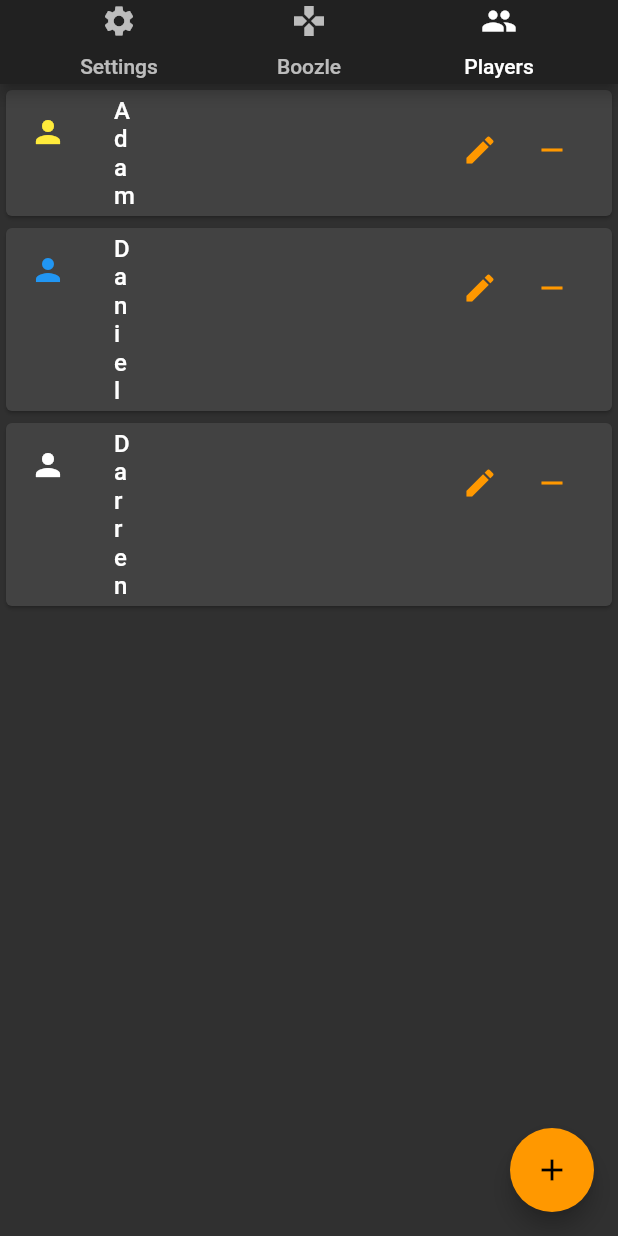
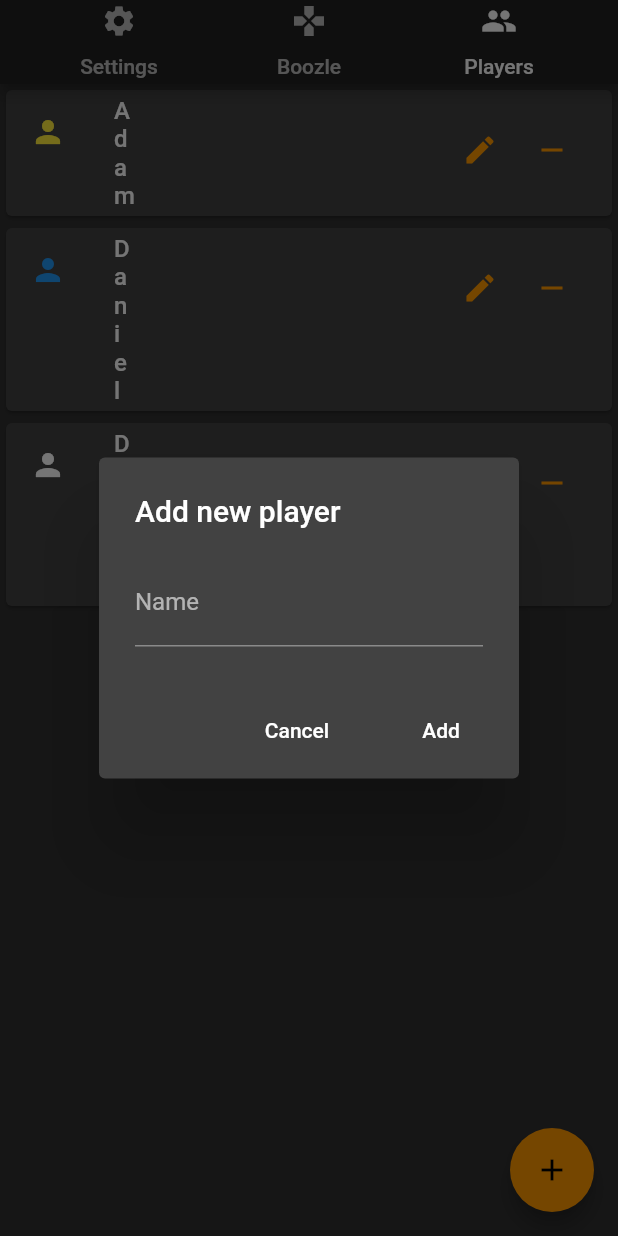
Before and after one commit to darrenswhite/Boozle, a Flutter app: the screen it shows after launch, tab 3 chosen, after a tap on the "add" icon, on a phone screen of 412 x 824 dp. Run offline on Flutter 3.47's test engine with Material 2 defaults, Android fonts, the phone set to English and light mode, and no system bars.

Commit message:
Add image support to Action
Action should optionally affect a Player
Action should have a separate landscape build method
Add Player button is now implemented

```diff
--- a/lib/components/game/action.dart
+++ b/lib/components/game/action.dart
@@ -1,6 +1,14 @@
+import 'package:meta/meta.dart';
+
 class Action {
   final String name;
   final String description;
+  final bool affectsPlayer;
+  final String image;
 
-  const Action({this.name, this.description});
+  const Action(
+      {@required this.name,
+      @required this.description,
+      this.affectsPlayer = true,
+      this.image});
 }
--- a/lib/components/game/action_card.dart
+++ b/lib/components/game/action_card.dart
@@ -19,8 +19,28 @@ class ActionCard extends StatelessWidget {
 
   @override
   Widget build(BuildContext context) {
-    Color playerColor = player != null ? player.color : null;
+    return MediaQuery.of(context).orientation == Orientation.landscape
+        ? buildLandscape(context)
+        : buildPortrait(context);
+  }
+
+  Widget buildLandscape(BuildContext context) {
+    return new Text('TODO');
+  }
+
+  buildPortrait(BuildContext context) {
+    Color playerColor =
+        player != null && action.affectsPlayer ? player.color : null;
     List<Widget> widgets = [];
+
+    if (action.image != null) {
+      widgets.add(
+        new Image.asset(
+          action.image,
+          fit: BoxFit.cover,
+        ),
+      );
+    }
 
     widgets.add(new ListTile(
       title: new Text(action.name,
@@ -33,7 +53,7 @@ class ActionCard extends StatelessWidget {
 
     widgets.add(new Divider());
 
-    if (player != null) {
+    if (player != null && action.affectsPlayer) {
       widgets.add(new ListTile(
         title: new Text(player.name,
             style: new TextStyle(fontWeight: FontWeight.w500)),
--- a/lib/components/players/players_component.dart
+++ b/lib/components/players/players_component.dart
@@ -1,5 +1,6 @@
 import 'dart:math';
 
+import 'package:boozle/components/players/player.dart';
 import 'package:boozle/components/players/player_list.dart';
 import 'package:flutter/material.dart';
 
@@ -14,6 +15,39 @@ class PlayersComponent extends StatefulWidget {
 }
 
 class PlayersComponentState extends State<PlayersComponent> {
+  addPlayer() async {
+    TextEditingController controller = new TextEditingController();
+    String input = await showDialog<String>(
+      context: context,
+      child: new AlertDialog(
+        title: new Text('Add new player'),
+        content: new TextField(
+          decoration: new InputDecoration(labelText: 'Name'),
+          controller: controller,
+        ),
+        actions: <Widget>[
+          new FlatButton(
+            child: new Text('Cancel'),
+            onPressed: () => Navigator.pop(context),
+          ),
+          new FlatButton(
+            child: new Text('Add'),
+            onPressed: () => Navigator.pop(context, controller.text),
+          )
+        ],
+      ),
+    );
+
+    if (input != null) {
+      widget.players.insert(
+          widget.players.length,
+          new Player(
+              input,
+              new Color.fromARGB(255, widget.rnd.nextInt(256),
+                  widget.rnd.nextInt(256), widget.rnd.nextInt(256))));
+    }
+  }
+
   @override
   Widget build(BuildContext context) {
     return new Scaffold(
@@ -25,7 +59,7 @@ class PlayersComponentState extends State<PlayersComponent> {
       ),
       floatingActionButton: new FloatingActionButton(
         child: new Icon(Icons.add),
-        onPressed: () => {},
+        onPressed: addPlayer,
       ),
     );
   }
--- a/lib/config/application.dart
+++ b/lib/config/application.dart
@@ -1,5 +1,3 @@
-import 'dart:math';
-
 import 'package:boozle/components/game/action.dart';
 
 class Application {
@@ -7,12 +5,23 @@ class Application {
 
   static const List<Action> ACTION_MODELS = const [
     const Action(
-      name: 'Some action',
-      description: 'Some description',
+      name: 'Action A',
+      description: 'This is a normal action',
     ),
     const Action(
-      name: 'Another action',
-      description: 'Another description',
-    )
+      name: 'Action B',
+      description: 'This action doesn\'t affect any player',
+      affectsPlayer: false,
+    ),
+    const Action(
+      name: 'Action C',
+      description: 'This action has an image',
+      image: 'images/lake.jpg',
+    ),
+    const Action(
+      name: 'Action D',
+      description: 'This action has an animated image',
+      image: 'images/dab.webp',
+    ),
   ];
 }
--- a/pubspec.yaml
+++ b/pubspec.yaml
@@ -24,6 +24,9 @@ flutter:
   # included with your application, so that you can use the icons in
   # the material Icons class.
   uses-material-design: true
+  assets:
+    - images/lake.jpg
+    - images/dab.webp
 
   # To add assets to your application, add an assets section, like this:
   # assets:
```
Also changed, not shown: images/dab.webp (added), images/lake.jpg (added).
